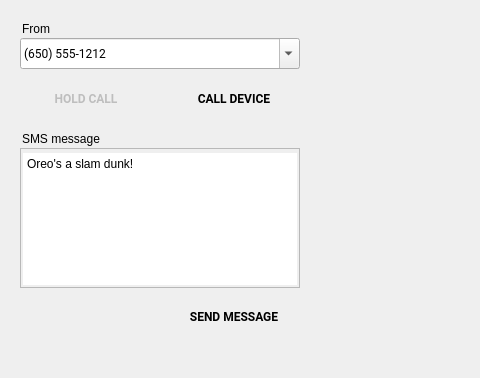
This is android/android-emu/android/skin/qt/extended-pages/telephony-page.ui in aosp-mirror/platform_external_qemu as Qt 5 draws it before an edit; both pictures show x 0 to 480 and y 0 to 378 of the 622 by 580 pixel window. The edited form follows.
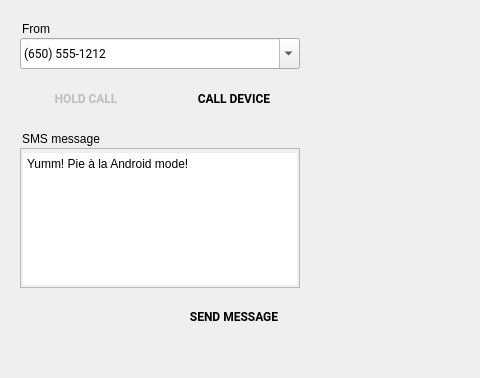
This is the edited form. Icons and pictures are not drawn. Custom widgets are drawn as their Qt base class.

Commit message:
Mention Pie in the default SMS message
Test: None

The edit to the form file:
```diff
--- a/android/android-emu/android/skin/qt/extended-pages/telephony-page.ui
+++ b/android/android-emu/android/skin/qt/extended-pages/telephony-page.ui
@@ -26,7 +26,7 @@
     <string notr="true">padding: 4px 2px 2px 2px;</string>
    </property>
    <property name="plainText">
-    <string>Oreo's a slam dunk!</string>
+    <string>Yumm! Pie à la Android mode!</string>
    </property>
    <property name="ColorGroup" stdset="0">
     <string>SmsBox</string>
```
